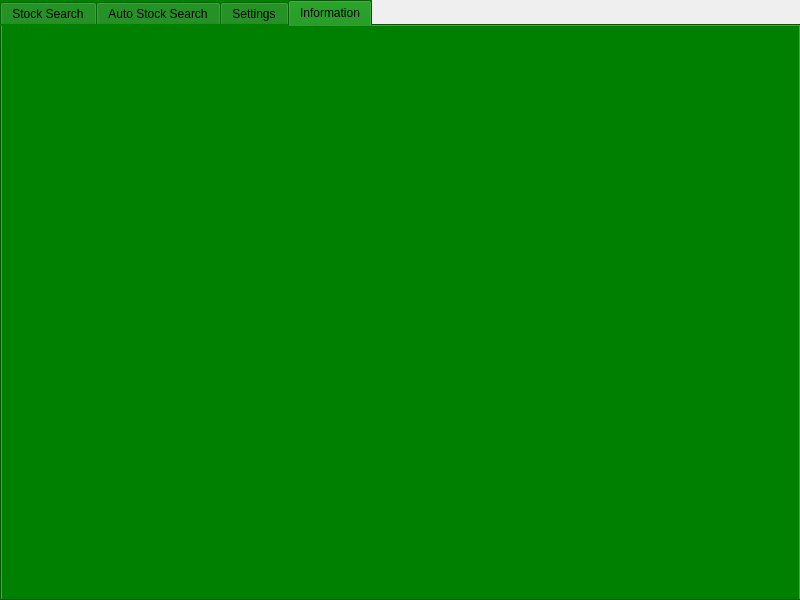
Above: stockapp.ui from Alexandur11/investing- before the change. Below: the same form after it.
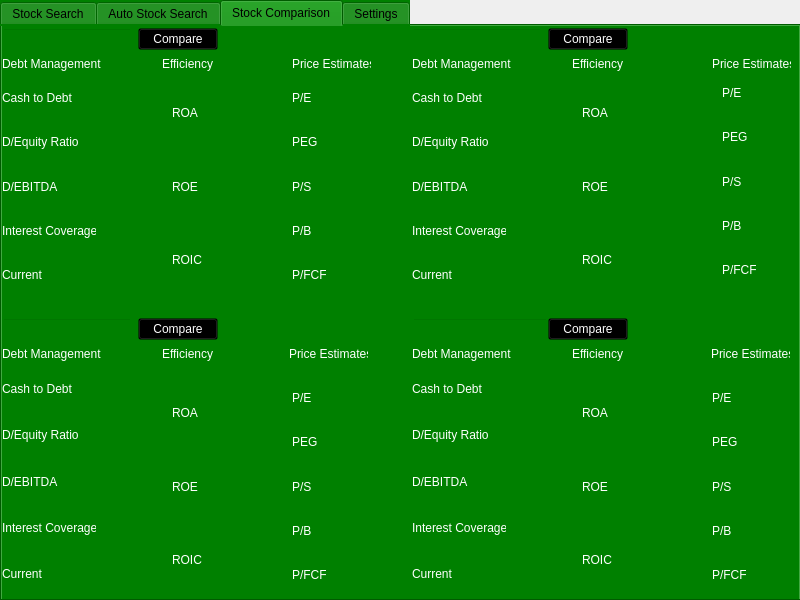
That is the form after the change.

Commit message: Add comparison tab

```diff
--- a/stockapp.ui
+++ b/stockapp.ui
@@ -27,7 +27,7 @@
 </string>
    </property>
    <property name="currentIndex">
-    <number>3</number>
+    <number>2</number>
    </property>
    <widget class="QWidget" name="stock_manual_search_tab">
     <attribute name="title">
@@ -110,6 +110,1256 @@
      </layout>
     </widget>
    </widget>
+   <widget class="QWidget" name="stock_comparison_tab">
+    <property name="accessibleName">
+     <string>comparison_search_tab_widget</string>
+    </property>
+    <attribute name="title">
+     <string>Stock Comparison</string>
+    </attribute>
+    <widget class="QFrame" name="stock_a_frame">
+     <property name="geometry">
+      <rect>
+       <x>0</x>
+       <y>0</y>
+       <width>371</width>
+       <height>271</height>
+      </rect>
+     </property>
+     <property name="accessibleName">
+      <string>stock_a_frame_widget</string>
+     </property>
+     <property name="styleSheet">
+      <string notr="true">background: transparent;</string>
+     </property>
+     <property name="frameShape">
+      <enum>QFrame::Shape::StyledPanel</enum>
+     </property>
+     <property name="frameShadow">
+      <enum>QFrame::Shadow::Raised</enum>
+     </property>
+     <widget class="QLabel" name="debt_management_a">
+      <property name="geometry">
+       <rect>
+        <x>0</x>
+        <y>30</y>
+        <width>99</width>
+        <height>16</height>
+       </rect>
+      </property>
+      <property name="styleSheet">
+       <string notr="true">color: white;  /* Text color */</string>
+      </property>
+      <property name="text">
+       <string>Debt Management</string>
+      </property>
+     </widget>
+     <widget class="QWidget" name="layoutWidget">
+      <property name="geometry">
+       <rect>
+        <x>0</x>
+        <y>0</y>
+        <width>216</width>
+        <height>26</height>
+       </rect>
+      </property>
+      <layout class="QHBoxLayout" name="stock_a_horizontal_layout">
+       <item>
+        <widget class="QLineEdit" name="stock_search_a_bar"/>
+       </item>
+       <item>
+        <widget class="QPushButton" name="stock_search_a_button">
+         <property name="styleSheet">
+          <string notr="true">color: white;  /* Text color */</string>
+         </property>
+         <property name="text">
+          <string>Compare</string>
+         </property>
+        </widget>
+       </item>
+      </layout>
+     </widget>
+     <widget class="QLabel" name="stock_a_efficiency">
+      <property name="geometry">
+       <rect>
+        <x>160</x>
+        <y>30</y>
+        <width>51</width>
+        <height>16</height>
+       </rect>
+      </property>
+      <property name="styleSheet">
+       <string notr="true">color: white;  /* Text color */</string>
+      </property>
+      <property name="text">
+       <string>Efficiency</string>
+      </property>
+     </widget>
+     <widget class="QLabel" name="stock_a_price_estimates">
+      <property name="geometry">
+       <rect>
+        <x>290</x>
+        <y>30</y>
+        <width>79</width>
+        <height>16</height>
+       </rect>
+      </property>
+      <property name="styleSheet">
+       <string notr="true">color: white;  /* Text color */</string>
+      </property>
+      <property name="text">
+       <string>Price Estimates</string>
+      </property>
+     </widget>
+     <widget class="QWidget" name="layoutWidget_11">
+      <property name="geometry">
+       <rect>
+        <x>290</x>
+        <y>50</y>
+        <width>34</width>
+        <height>221</height>
+       </rect>
+      </property>
+      <layout class="QVBoxLayout" name="stock_a_price_estimates_vertical_layout">
+       <property name="spacing">
+        <number>0</number>
+       </property>
+       <item>
+        <widget class="QLabel" name="stock_a_pe">
+         <property name="enabled">
+          <bool>false</bool>
+         </property>
+         <property name="styleSheet">
+          <string notr="true">color: white;  /* Text color */</string>
+         </property>
+         <property name="text">
+          <string>P/E</string>
+         </property>
+        </widget>
+       </item>
+       <item>
+        <widget class="QLabel" name="stock_a_peg">
+         <property name="enabled">
+          <bool>false</bool>
+         </property>
+         <property name="styleSheet">
+          <string notr="true">color: white;  /* Text color */</string>
+         </property>
+         <property name="text">
+          <string>PEG</string>
+         </property>
+        </widget>
+       </item>
+       <item>
+        <widget class="QLabel" name="stock_a_ps">
+         <property name="enabled">
+          <bool>false</bool>
+         </property>
+         <property name="styleSheet">
+          <string notr="true">color: white;  /* Text color */</string>
+         </property>
+         <property name="text">
+          <string>P/S</string>
+         </property>
+        </widget>
+       </item>
+       <item>
+        <widget class="QLabel" name="stock_a_pb">
+         <property name="enabled">
+          <bool>false</bool>
+         </property>
+         <property name="styleSheet">
+          <string notr="true">color: white;  /* Text color */</string>
+         </property>
+         <property name="text">
+          <string>P/B</string>
+         </property>
+        </widget>
+       </item>
+       <item>
+        <widget class="QLabel" name="stock_a_pfcf">
+         <property name="enabled">
+          <bool>false</bool>
+         </property>
+         <property name="styleSheet">
+          <string notr="true">color: white;  /* Text color */</string>
+         </property>
+         <property name="text">
+          <string>P/FCF</string>
+         </property>
+        </widget>
+       </item>
+      </layout>
+     </widget>
+     <widget class="QWidget" name="layoutWidget">
+      <property name="geometry">
+       <rect>
+        <x>0</x>
+        <y>50</y>
+        <width>94</width>
+        <height>221</height>
+       </rect>
+      </property>
+      <layout class="QVBoxLayout" name="stock_a_debt_management_vertical_layout">
+       <property name="spacing">
+        <number>0</number>
+       </property>
+       <item>
+        <widget class="QLabel" name="stock_a_cash_to_debt">
+         <property name="enabled">
+          <bool>false</bool>
+         </property>
+         <property name="styleSheet">
+          <string notr="true">color: white;  /* Text color */</string>
+         </property>
+         <property name="text">
+          <string>Cash to Debt</string>
+         </property>
+        </widget>
+       </item>
+       <item>
+        <widget class="QLabel" name="stock_a_debt_to_equity">
+         <property name="enabled">
+          <bool>false</bool>
+         </property>
+         <property name="styleSheet">
+          <string notr="true">color: white;  /* Text color */</string>
+         </property>
+         <property name="text">
+          <string>D/Equity Ratio</string>
+         </property>
+        </widget>
+       </item>
+       <item>
+        <widget class="QLabel" name="stock_a_debt_to_ebitda">
+         <property name="enabled">
+          <bool>false</bool>
+         </property>
+         <property name="accessibleName">
+          <string/>
+         </property>
+         <property name="styleSheet">
+          <string notr="true">color: white;  /* Text color */</string>
+         </property>
+         <property name="text">
+          <string>D/EBITDA</string>
+         </property>
+        </widget>
+       </item>
+       <item>
+        <widget class="QLabel" name="stock_a_interest_coverage">
+         <property name="enabled">
+          <bool>false</bool>
+         </property>
+         <property name="styleSheet">
+          <string notr="true">color: white;  /* Text color */</string>
+         </property>
+         <property name="text">
+          <string>Interest Coverage</string>
+         </property>
+        </widget>
+       </item>
+       <item>
+        <widget class="QLabel" name="stock_a_current_ratio">
+         <property name="enabled">
+          <bool>false</bool>
+         </property>
+         <property name="styleSheet">
+          <string notr="true">color: white;  /* Text color */</string>
+         </property>
+         <property name="text">
+          <string>Current</string>
+         </property>
+        </widget>
+       </item>
+      </layout>
+     </widget>
+     <widget class="QWidget" name="layoutWidget">
+      <property name="geometry">
+       <rect>
+        <x>170</x>
+        <y>50</y>
+        <width>31</width>
+        <height>221</height>
+       </rect>
+      </property>
+      <layout class="QVBoxLayout" name="stock_a_efficiency_vertical_layout">
+       <property name="spacing">
+        <number>0</number>
+       </property>
+       <item>
+        <widget class="QLabel" name="stock_a_roa">
+         <property name="enabled">
+          <bool>false</bool>
+         </property>
+         <property name="styleSheet">
+          <string notr="true">color: white;  /* Text color */</string>
+         </property>
+         <property name="text">
+          <string>ROA</string>
+         </property>
+        </widget>
+       </item>
+       <item>
+        <widget class="QLabel" name="stock_a_roe">
+         <property name="enabled">
+          <bool>false</bool>
+         </property>
+         <property name="styleSheet">
+          <string notr="true">color: white;  /* Text color */</string>
+         </property>
+         <property name="text">
+          <string>ROE</string>
+         </property>
+        </widget>
+       </item>
+       <item>
+        <widget class="QLabel" name="stock_a_roic">
+         <property name="enabled">
+          <bool>false</bool>
+         </property>
+         <property name="styleSheet">
+          <string notr="true">color: white;  /* Text color */</string>
+         </property>
+         <property name="text">
+          <string>ROIC</string>
+         </property>
+        </widget>
+       </item>
+      </layout>
+     </widget>
+    </widget>
+    <widget class="QFrame" name="stock_c_frame">
+     <property name="geometry">
+      <rect>
+       <x>0</x>
+       <y>290</y>
+       <width>371</width>
+       <height>281</height>
+      </rect>
+     </property>
+     <property name="accessibleName">
+      <string>stock_c_frame_widget</string>
+     </property>
+     <property name="styleSheet">
+      <string notr="true">background: transparent;</string>
+     </property>
+     <property name="frameShape">
+      <enum>QFrame::Shape::StyledPanel</enum>
+     </property>
+     <property name="frameShadow">
+      <enum>QFrame::Shadow::Raised</enum>
+     </property>
+     <widget class="QWidget" name="layoutWidget_3">
+      <property name="geometry">
+       <rect>
+        <x>0</x>
+        <y>0</y>
+        <width>216</width>
+        <height>26</height>
+       </rect>
+      </property>
+      <layout class="QHBoxLayout" name="stock_c_horizontal_layout">
+       <item>
+        <widget class="QLineEdit" name="stock_search_c_bar"/>
+       </item>
+       <item>
+        <widget class="QPushButton" name="stock_search_c_button">
+         <property name="styleSheet">
+          <string notr="true">color: white;  /* Text color */</string>
+         </property>
+         <property name="text">
+          <string>Compare</string>
+         </property>
+        </widget>
+       </item>
+      </layout>
+     </widget>
+     <widget class="QLabel" name="debt_management_c">
+      <property name="geometry">
+       <rect>
+        <x>0</x>
+        <y>30</y>
+        <width>99</width>
+        <height>16</height>
+       </rect>
+      </property>
+      <property name="styleSheet">
+       <string notr="true">color: white;  /* Text color */</string>
+      </property>
+      <property name="text">
+       <string>Debt Management</string>
+      </property>
+     </widget>
+     <widget class="QLabel" name="stock_c_efficiency">
+      <property name="geometry">
+       <rect>
+        <x>160</x>
+        <y>30</y>
+        <width>51</width>
+        <height>16</height>
+       </rect>
+      </property>
+      <property name="styleSheet">
+       <string notr="true">color: white;  /* Text color */</string>
+      </property>
+      <property name="text">
+       <string>Efficiency</string>
+      </property>
+     </widget>
+     <widget class="QLabel" name="stock_c_price_estimates">
+      <property name="geometry">
+       <rect>
+        <x>287</x>
+        <y>30</y>
+        <width>79</width>
+        <height>16</height>
+       </rect>
+      </property>
+      <property name="styleSheet">
+       <string notr="true">color: white;  /* Text color */</string>
+      </property>
+      <property name="text">
+       <string>Price Estimates</string>
+      </property>
+     </widget>
+     <widget class="QWidget" name="layoutWidget_5">
+      <property name="geometry">
+       <rect>
+        <x>0</x>
+        <y>50</y>
+        <width>94</width>
+        <height>231</height>
+       </rect>
+      </property>
+      <layout class="QVBoxLayout" name="stock_c_debt_management_vertical_layout">
+       <property name="spacing">
+        <number>0</number>
+       </property>
+       <item>
+        <widget class="QLabel" name="stock_c_cash_to_debt">
+         <property name="enabled">
+          <bool>false</bool>
+         </property>
+         <property name="styleSheet">
+          <string notr="true">color: white;  /* Text color */</string>
+         </property>
+         <property name="text">
+          <string>Cash to Debt</string>
+         </property>
+        </widget>
+       </item>
+       <item>
+        <widget class="QLabel" name="stock_c_debt_to_equity">
+         <property name="enabled">
+          <bool>false</bool>
+         </property>
+         <property name="styleSheet">
+          <string notr="true">color: white;  /* Text color */</string>
+         </property>
+         <property name="text">
+          <string>D/Equity Ratio</string>
+         </property>
+        </widget>
+       </item>
+       <item>
+        <widget class="QLabel" name="stock_c_debt_to_ebitda">
+         <property name="enabled">
+          <bool>false</bool>
+         </property>
+         <property name="styleSheet">
+          <string notr="true">color: white;  /* Text color */</string>
+         </property>
+         <property name="text">
+          <string>D/EBITDA</string>
+         </property>
+        </widget>
+       </item>
+       <item>
+        <widget class="QLabel" name="stock_c_interest_coverage">
+         <property name="enabled">
+          <bool>false</bool>
+         </property>
+         <property name="styleSheet">
+          <string notr="true">color: white;  /* Text color */</string>
+         </property>
+         <property name="text">
+          <string>Interest Coverage</string>
+         </property>
+        </widget>
+       </item>
+       <item>
+        <widget class="QLabel" name="stock_c_current_ratio">
+         <property name="enabled">
+          <bool>false</bool>
+         </property>
+         <property name="styleSheet">
+          <string notr="true">color: white;  /* Text color */</string>
+         </property>
+         <property name="text">
+          <string>Current</string>
+         </property>
+        </widget>
+       </item>
+      </layout>
+     </widget>
+     <widget class="QWidget" name="layoutWidget_8">
+      <property name="geometry">
+       <rect>
+        <x>170</x>
+        <y>60</y>
+        <width>31</width>
+        <height>221</height>
+       </rect>
+      </property>
+      <layout class="QVBoxLayout" name="stock_c_efficiency_vertical_layout">
+       <property name="spacing">
+        <number>0</number>
+       </property>
+       <item>
+        <widget class="QLabel" name="stock_c_roa">
+         <property name="enabled">
+          <bool>false</bool>
+         </property>
+         <property name="styleSheet">
+          <string notr="true">color: white;  /* Text color */</string>
+         </property>
+         <property name="text">
+          <string>ROA</string>
+         </property>
+        </widget>
+       </item>
+       <item>
+        <widget class="QLabel" name="stock_c_roe">
+         <property name="enabled">
+          <bool>false</bool>
+         </property>
+         <property name="styleSheet">
+          <string notr="true">color: white;  /* Text color */</string>
+         </property>
+         <property name="text">
+          <string>ROE</string>
+         </property>
+        </widget>
+       </item>
+       <item>
+        <widget class="QLabel" name="stock_c_roic">
+         <property name="enabled">
+          <bool>false</bool>
+         </property>
+         <property name="styleSheet">
+          <string notr="true">color: white;  /* Text color */</string>
+         </property>
+         <property name="text">
+          <string>ROIC</string>
+         </property>
+        </widget>
+       </item>
+      </layout>
+     </widget>
+     <widget class="QWidget" name="layoutWidget_12">
+      <property name="geometry">
+       <rect>
+        <x>290</x>
+        <y>60</y>
+        <width>34</width>
+        <height>221</height>
+       </rect>
+      </property>
+      <layout class="QVBoxLayout" name="stock_c_price_estimates_vertical_layout">
+       <property name="spacing">
+        <number>0</number>
+       </property>
+       <item>
+        <widget class="QLabel" name="stock_c_pe">
+         <property name="enabled">
+          <bool>false</bool>
+         </property>
+         <property name="styleSheet">
+          <string notr="true">color: white;  /* Text color */</string>
+         </property>
+         <property name="text">
+          <string>P/E</string>
+         </property>
+        </widget>
+       </item>
+       <item>
+        <widget class="QLabel" name="stock_c_peg">
+         <property name="enabled">
+          <bool>false</bool>
+         </property>
+         <property name="styleSheet">
+          <string notr="true">color: white;  /* Text color */</string>
+         </property>
+         <property name="text">
+          <string>PEG</string>
+         </property>
+        </widget>
+       </item>
+       <item>
+        <widget class="QLabel" name="stock_c_ps">
+         <property name="enabled">
+          <bool>false</bool>
+         </property>
+         <property name="styleSheet">
+          <string notr="true">color: white;  /* Text color */</string>
+         </property>
+         <property name="text">
+          <string>P/S</string>
+         </property>
+        </widget>
+       </item>
+       <item>
+        <widget class="QLabel" name="stock_c_pb">
+         <property name="enabled">
+          <bool>false</bool>
+         </property>
+         <property name="styleSheet">
+          <string notr="true">color: white;  /* Text color */</string>
+         </property>
+         <property name="text">
+          <string>P/B</string>
+         </property>
+        </widget>
+       </item>
+       <item>
+        <widget class="QLabel" name="stock_c_pfcf">
+         <property name="enabled">
+          <bool>false</bool>
+         </property>
+         <property name="styleSheet">
+          <string notr="true">color: white;  /* Text color */</string>
+         </property>
+         <property name="text">
+          <string>P/FCF</string>
+         </property>
+        </widget>
+       </item>
+      </layout>
+     </widget>
+    </widget>
+    <widget class="QFrame" name="stock_b_frame">
+     <property name="geometry">
+      <rect>
+       <x>410</x>
+       <y>0</y>
+       <width>381</width>
+       <height>271</height>
+      </rect>
+     </property>
+     <property name="accessibleName">
+      <string>stock_b_frame_widget</string>
+     </property>
+     <property name="styleSheet">
+      <string notr="true">background: transparent;</string>
+     </property>
+     <property name="frameShape">
+      <enum>QFrame::Shape::StyledPanel</enum>
+     </property>
+     <property name="frameShadow">
+      <enum>QFrame::Shadow::Raised</enum>
+     </property>
+     <widget class="QWidget" name="layoutWidget_2">
+      <property name="geometry">
+       <rect>
+        <x>0</x>
+        <y>0</y>
+        <width>216</width>
+        <height>26</height>
+       </rect>
+      </property>
+      <layout class="QHBoxLayout" name="stock_b_horizontal_layout">
+       <item>
+        <widget class="QLineEdit" name="stock_search_b_bar"/>
+       </item>
+       <item>
+        <widget class="QPushButton" name="stock_search_b_button">
+         <property name="styleSheet">
+          <string notr="true">color: white;  /* Text color */</string>
+         </property>
+         <property name="text">
+          <string>Compare</string>
+         </property>
+        </widget>
+       </item>
+      </layout>
+     </widget>
+     <widget class="QLabel" name="debt_management_b">
+      <property name="geometry">
+       <rect>
+        <x>0</x>
+        <y>30</y>
+        <width>99</width>
+        <height>16</height>
+       </rect>
+      </property>
+      <property name="styleSheet">
+       <string notr="true">color: white;  /* Text color */</string>
+      </property>
+      <property name="text">
+       <string>Debt Management</string>
+      </property>
+     </widget>
+     <widget class="QLabel" name="stock_b_efficiency">
+      <property name="geometry">
+       <rect>
+        <x>160</x>
+        <y>30</y>
+        <width>51</width>
+        <height>16</height>
+       </rect>
+      </property>
+      <property name="styleSheet">
+       <string notr="true">color: white;  /* Text color */</string>
+      </property>
+      <property name="text">
+       <string>Efficiency</string>
+      </property>
+     </widget>
+     <widget class="QLabel" name="stock_b_price_estimates">
+      <property name="geometry">
+       <rect>
+        <x>300</x>
+        <y>30</y>
+        <width>79</width>
+        <height>16</height>
+       </rect>
+      </property>
+      <property name="styleSheet">
+       <string notr="true">color: white;  /* Text color */</string>
+      </property>
+      <property name="text">
+       <string>Price Estimates</string>
+      </property>
+     </widget>
+     <widget class="QWidget" name="layoutWidget_7">
+      <property name="geometry">
+       <rect>
+        <x>0</x>
+        <y>50</y>
+        <width>94</width>
+        <height>221</height>
+       </rect>
+      </property>
+      <layout class="QVBoxLayout" name="stock_b_debt_management_vertical_layout">
+       <property name="spacing">
+        <number>0</number>
+       </property>
+       <item>
+        <widget class="QLabel" name="stock_b_cash_to_debt">
+         <property name="enabled">
+          <bool>false</bool>
+         </property>
+         <property name="styleSheet">
+          <string notr="true">color: white;  /* Text color */</string>
+         </property>
+         <property name="text">
+          <string>Cash to Debt</string>
+         </property>
+        </widget>
+       </item>
+       <item>
+        <widget class="QLabel" name="stock_b_debt_to_equity">
+         <property name="enabled">
+          <bool>false</bool>
+         </property>
+         <property name="styleSheet">
+          <string notr="true">color: white;  /* Text color */</string>
+         </property>
+         <property name="text">
+          <string>D/Equity Ratio</string>
+         </property>
+        </widget>
+       </item>
+       <item>
+        <widget class="QLabel" name="stock_b_debt_to_ebitda">
+         <property name="enabled">
+          <bool>false</bool>
+         </property>
+         <property name="styleSheet">
+          <string notr="true">color: white;  /* Text color */</string>
+         </property>
+         <property name="text">
+          <string>D/EBITDA</string>
+         </property>
+        </widget>
+       </item>
+       <item>
+        <widget class="QLabel" name="stock_b_interest_coverage">
+         <property name="enabled">
+          <bool>false</bool>
+         </property>
+         <property name="styleSheet">
+          <string notr="true">color: white;  /* Text color */</string>
+         </property>
+         <property name="text">
+          <string>Interest Coverage</string>
+         </property>
+        </widget>
+       </item>
+       <item>
+        <widget class="QLabel" name="stock_b_current_ratio">
+         <property name="enabled">
+          <bool>false</bool>
+         </property>
+         <property name="styleSheet">
+          <string notr="true">color: white;  /* Text color */</string>
+         </property>
+         <property name="text">
+          <string>Current</string>
+         </property>
+        </widget>
+       </item>
+      </layout>
+     </widget>
+     <widget class="QWidget" name="layoutWidget_9">
+      <property name="geometry">
+       <rect>
+        <x>170</x>
+        <y>50</y>
+        <width>31</width>
+        <height>221</height>
+       </rect>
+      </property>
+      <layout class="QVBoxLayout" name="stock_b_efficiency_vertical_layout">
+       <property name="spacing">
+        <number>0</number>
+       </property>
+       <item>
+        <widget class="QLabel" name="stock_b_roa">
+         <property name="enabled">
+          <bool>false</bool>
+         </property>
+         <property name="styleSheet">
+          <string notr="true">color: white;  /* Text color */</string>
+         </property>
+         <property name="text">
+          <string>ROA</string>
+         </property>
+        </widget>
+       </item>
+       <item>
+        <widget class="QLabel" name="stock_b_roe">
+         <property name="enabled">
+          <bool>false</bool>
+         </property>
+         <property name="styleSheet">
+          <string notr="true">color: white;  /* Text color */</string>
+         </property>
+         <property name="text">
+          <string>ROE</string>
+         </property>
+        </widget>
+       </item>
+       <item>
+        <widget class="QLabel" name="stock_b_roic">
+         <property name="enabled">
+          <bool>false</bool>
+         </property>
+         <property name="styleSheet">
+          <string notr="true">color: white;  /* Text color */</string>
+         </property>
+         <property name="text">
+          <string>ROIC</string>
+         </property>
+        </widget>
+       </item>
+      </layout>
+     </widget>
+     <widget class="QWidget" name="layoutWidget">
+      <property name="geometry">
+       <rect>
+        <x>310</x>
+        <y>45</y>
+        <width>34</width>
+        <height>221</height>
+       </rect>
+      </property>
+      <layout class="QVBoxLayout" name="stock_b_price_estimates_vertical_layout">
+       <property name="spacing">
+        <number>0</number>
+       </property>
+       <item>
+        <widget class="QLabel" name="stock_b_pe">
+         <property name="enabled">
+          <bool>false</bool>
+         </property>
+         <property name="styleSheet">
+          <string notr="true">color: white;  /* Text color */</string>
+         </property>
+         <property name="text">
+          <string>P/E</string>
+         </property>
+        </widget>
+       </item>
+       <item>
+        <widget class="QLabel" name="stock_b_peg">
+         <property name="enabled">
+          <bool>false</bool>
+         </property>
+         <property name="styleSheet">
+          <string notr="true">color: white;  /* Text color */</string>
+         </property>
+         <property name="text">
+          <string>PEG</string>
+         </property>
+        </widget>
+       </item>
+       <item>
+        <widget class="QLabel" name="stock_b_ps">
+         <property name="enabled">
+          <bool>false</bool>
+         </property>
+         <property name="styleSheet">
+          <string notr="true">color: white;  /* Text color */</string>
+         </property>
+         <property name="text">
+          <string>P/S</string>
+         </property>
+        </widget>
+       </item>
+       <item>
+        <widget class="QLabel" name="stock_b_pb">
+         <property name="enabled">
+          <bool>false</bool>
+         </property>
+         <property name="styleSheet">
+          <string notr="true">color: white;  /* Text color */</string>
+         </property>
+         <property name="text">
+          <string>P/B</string>
+         </property>
+        </widget>
+       </item>
+       <item>
+        <widget class="QLabel" name="stock_b_pfcf">
+         <property name="enabled">
+          <bool>false</bool>
+         </property>
+         <property name="styleSheet">
+          <string notr="true">color: white;  /* Text color */</string>
+         </property>
+         <property name="text">
+          <string>P/FCF</string>
+         </property>
+        </widget>
+       </item>
+      </layout>
+     </widget>
+    </widget>
+    <widget class="QFrame" name="stock_d_frame">
+     <property name="geometry">
+      <rect>
+       <x>410</x>
+       <y>290</y>
+       <width>381</width>
+       <height>281</height>
+      </rect>
+     </property>
+     <property name="accessibleName">
+      <string>stock_d_frame_widget</string>
+     </property>
+     <property name="styleSheet">
+      <string notr="true">background: transparent;</string>
+     </property>
+     <property name="frameShape">
+      <enum>QFrame::Shape::StyledPanel</enum>
+     </property>
+     <property name="frameShadow">
+      <enum>QFrame::Shadow::Raised</enum>
+     </property>
+     <widget class="QWidget" name="layoutWidget_4">
+      <property name="geometry">
+       <rect>
+        <x>0</x>
+        <y>0</y>
+        <width>216</width>
+        <height>26</height>
+       </rect>
+      </property>
+      <layout class="QHBoxLayout" name="stock_d_horizontal_layout">
+       <property name="spacing">
+        <number>0</number>
+       </property>
+       <item>
+        <widget class="QLineEdit" name="stock_search_d_bar"/>
+       </item>
+       <item>
+        <widget class="QPushButton" name="stock_search_d_button">
+         <property name="styleSheet">
+          <string notr="true">color: white;  /* Text color */</string>
+         </property>
+         <property name="text">
+          <string>Compare</string>
+         </property>
+        </widget>
+       </item>
+      </layout>
+     </widget>
+     <widget class="QLabel" name="debt_management_d">
+      <property name="geometry">
+       <rect>
+        <x>0</x>
+        <y>30</y>
+        <width>99</width>
+        <height>16</height>
+       </rect>
+      </property>
+      <property name="styleSheet">
+       <string notr="true">color: white;  /* Text color */</string>
+      </property>
+      <property name="text">
+       <string>Debt Management</string>
+      </property>
+     </widget>
+     <widget class="QLabel" name="stock_d_efficiency">
+      <property name="geometry">
+       <rect>
+        <x>160</x>
+        <y>30</y>
+        <width>51</width>
+        <height>16</height>
+       </rect>
+      </property>
+      <property name="styleSheet">
+       <string notr="true">color: white;  /* Text color */</string>
+      </property>
+      <property name="text">
+       <string>Efficiency</string>
+      </property>
+     </widget>
+     <widget class="QLabel" name="stock_d_price_estimates">
+      <property name="geometry">
+       <rect>
+        <x>299</x>
+        <y>30</y>
+        <width>79</width>
+        <height>16</height>
+       </rect>
+      </property>
+      <property name="styleSheet">
+       <string notr="true">color: white;  /* Text color */</string>
+      </property>
+      <property name="text">
+       <string>Price Estimates</string>
+      </property>
+     </widget>
+     <widget class="QWidget" name="layoutWidget_6">
+      <property name="geometry">
+       <rect>
+        <x>0</x>
+        <y>50</y>
+        <width>94</width>
+        <height>231</height>
+       </rect>
+      </property>
+      <layout class="QVBoxLayout" name="stock_d_debt_management_vertical_layout">
+       <property name="spacing">
+        <number>0</number>
+       </property>
+       <item>
+        <widget class="QLabel" name="stock_d_cash_to_debt">
+         <property name="enabled">
+          <bool>false</bool>
+         </property>
+         <property name="styleSheet">
+          <string notr="true">color: white;  /* Text color */</string>
+         </property>
+         <property name="text">
+          <string>Cash to Debt</string>
+         </property>
+        </widget>
+       </item>
+       <item>
+        <widget class="QLabel" name="stock_d_debt_to_equity">
+         <property name="enabled">
+          <bool>false</bool>
+         </property>
+         <property name="styleSheet">
+          <string notr="true">color: white;  /* Text color */</string>
+         </property>
+         <property name="text">
+          <string>D/Equity Ratio</string>
+         </property>
+        </widget>
+       </item>
+       <item>
+        <widget class="QLabel" name="stock_d_debt_to_ebitda">
+         <property name="enabled">
+          <bool>false</bool>
+         </property>
+         <property name="styleSheet">
+          <string notr="true">color: white;  /* Text color */</string>
+         </property>
+         <property name="text">
+          <string>D/EBITDA</string>
+         </property>
+        </widget>
+       </item>
+       <item>
+        <widget class="QLabel" name="stock_d_interest_coverage">
+         <property name="enabled">
+          <bool>false</bool>
+         </property>
+         <property name="styleSheet">
+          <string notr="true">color: white;  /* Text color */</string>
+         </property>
+         <property name="text">
+          <string>Interest Coverage</string>
+         </property>
+        </widget>
+       </item>
+       <item>
+        <widget class="QLabel" name="stock_d_current_ratio">
+         <property name="enabled">
+          <bool>false</bool>
+         </property>
+         <property name="styleSheet">
+          <string notr="true">color: white;  /* Text color */</string>
+         </property>
+         <property name="text">
+          <string>Current</string>
+         </property>
+        </widget>
+       </item>
+      </layout>
+     </widget>
+     <widget class="QWidget" name="layoutWidget_10">
+      <property name="geometry">
+       <rect>
+        <x>170</x>
+        <y>60</y>
+        <width>31</width>
+        <height>221</height>
+       </rect>
+      </property>
+      <layout class="QVBoxLayout" name="stock_d_efficiency_vertical_layout">
+       <property name="spacing">
+        <number>0</number>
+       </property>
+       <item>
+        <widget class="QLabel" name="stock_d_roa">
+         <property name="enabled">
+          <bool>false</bool>
+         </property>
+         <property name="styleSheet">
+          <string notr="true">color: white;  /* Text color */</string>
+         </property>
+         <property name="text">
+          <string>ROA</string>
+         </property>
+        </widget>
+       </item>
+       <item>
+        <widget class="QLabel" name="stock_d_roe">
+         <property name="enabled">
+          <bool>false</bool>
+         </property>
+         <property name="styleSheet">
+          <string notr="true">color: white;  /* Text color */</string>
+         </property>
+         <property name="text">
+          <string>ROE</string>
+         </property>
+        </widget>
+       </item>
+       <item>
+        <widget class="QLabel" name="stock_d_roic">
+         <property name="enabled">
+          <bool>false</bool>
+         </property>
+         <property name="styleSheet">
+          <string notr="true">color: white;  /* Text color */</string>
+         </property>
+         <property name="text">
+          <string>ROIC</string>
+         </property>
+        </widget>
+       </item>
+      </layout>
+     </widget>
+     <widget class="QWidget" name="layoutWidget_13">
+      <property name="geometry">
+       <rect>
+        <x>300</x>
+        <y>60</y>
+        <width>34</width>
+        <height>221</height>
+       </rect>
+      </property>
+      <layout class="QVBoxLayout" name="stock_d_price_estimates_vertical_layout">
+       <property name="spacing">
+        <number>0</number>
+       </property>
+       <item>
+        <widget class="QLabel" name="stock_d_pe">
+         <property name="enabled">
+          <bool>false</bool>
+         </property>
+         <property name="styleSheet">
+          <string notr="true">color: white;  /* Text color */</string>
+         </property>
+         <property name="text">
+          <string>P/E</string>
+         </property>
+        </widget>
+       </item>
+       <item>
+        <widget class="QLabel" name="stock_d_peg">
+         <property name="enabled">
+          <bool>false</bool>
+         </property>
+         <property name="styleSheet">
+          <string notr="true">color: white;  /* Text color */</string>
+         </property>
+         <property name="text">
+          <string>PEG</string>
+         </property>
+        </widget>
+       </item>
+       <item>
+        <widget class="QLabel" name="stock_d_ps">
+         <property name="enabled">
+          <bool>false</bool>
+         </property>
+         <property name="styleSheet">
+          <string notr="true">color: white;  /* Text color */</string>
+         </property>
+         <property name="text">
+          <string>P/S</string>
+         </property>
+        </widget>
+       </item>
+       <item>
+        <widget class="QLabel" name="stock_d_pb">
+         <property name="enabled">
+          <bool>false</bool>
+         </property>
+         <property name="styleSheet">
+          <string notr="true">color: white;  /* Text color */</string>
+         </property>
+         <property name="text">
+          <string>P/B</string>
+         </property>
+        </widget>
+       </item>
+       <item>
+        <widget class="QLabel" name="stock_d_pfcf">
+         <property name="enabled">
+          <bool>false</bool>
+         </property>
+         <property name="styleSheet">
+          <string notr="true">color: white;  /* Text color */</string>
+         </property>
+         <property name="text">
+          <string>P/FCF</string>
+         </property>
+        </widget>
+       </item>
+      </layout>
+     </widget>
+    </widget>
+   </widget>
    <widget class="QWidget" name="stock_search_settings">
     <attribute name="title">
      <string>Settings</string>
@@ -187,11 +1437,6 @@
      </layout>
     </widget>
    </widget>
-   <widget class="QWidget" name="information_tab">
-    <attribute name="title">
-     <string>Information</string>
-    </attribute>
-   </widget>
   </widget>
  </widget>
  <resources/>
```
Left out of the diff: 23 changed lines with no effect on the pictures. The commit also changes 7 other files.
